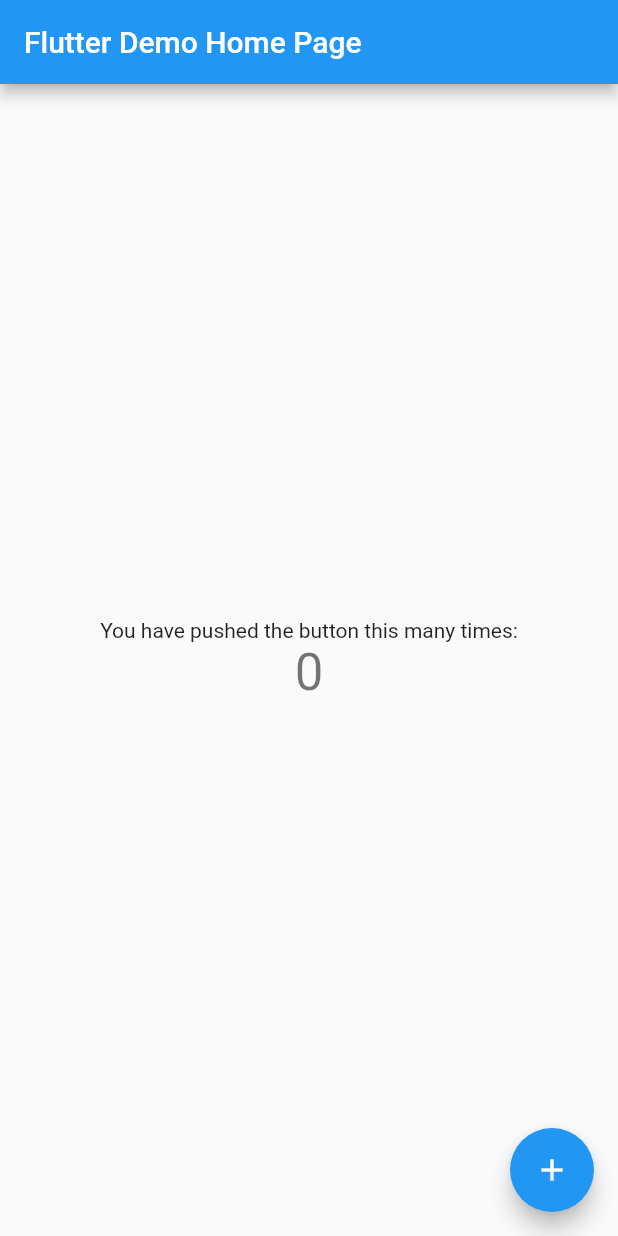
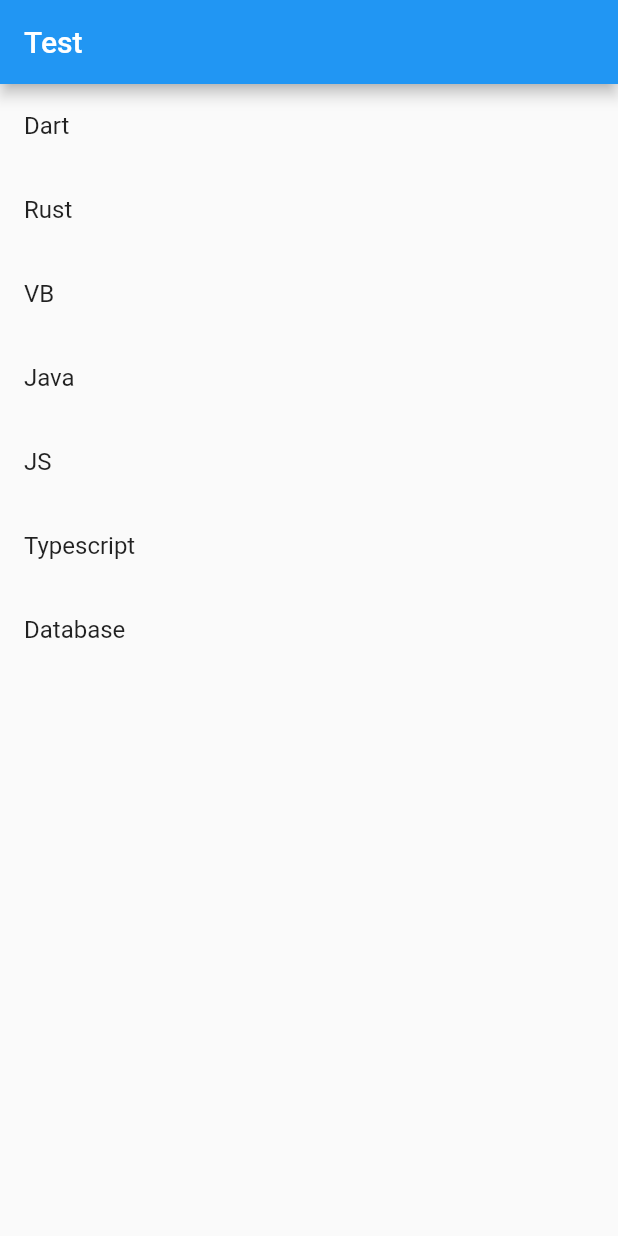
Before and after one commit to ltakato/flutter-study-duolingo-lucas-montano, a Flutter app: the screen it shows after launch, on a phone screen of 412 x 824 dp. Run offline on Flutter 3.47's test engine with Material 2 defaults, Android fonts, the phone set to English and light mode, and no system bars; our stand-ins replace flutter_mobx, mobx; generated files the repository leaves out were written again.

Commit message:
feat: list quest categories on list view

```diff
--- /dev/null
+++ b/lib/home/category_list_view.dart
@@ -0,0 +1,32 @@
+import 'package:flutter/material.dart';
+import 'package:flutter_mobx/flutter_mobx.dart';
+import 'package:learntech/stores/questcategory_store.dart';
+import 'package:provider/provider.dart';
+
+class QuestCategoryListView extends StatelessWidget {
+
+  QuestCategoryListView() : super();
+
+  @override
+  Widget build(BuildContext context) {
+    return Observer(
+      builder: (context) {
+        final categories =
+            Provider.of<QuestCategoryStore>(context).allCategories;
+
+        return ListView.builder(
+          itemCount: categories.length,
+          itemBuilder: (context, index) {
+            final category = categories[index];
+
+            return ListTile(
+              title: Observer(
+                builder: (context) => Text(category.description),
+              )
+            );
+          }
+        );
+      },
+    );
+  }
+}
--- /dev/null
+++ b/lib/home/home_screen.dart
@@ -0,0 +1,37 @@
+import 'package:flutter/material.dart';
+import 'package:flutter_mobx/flutter_mobx.dart';
+import 'package:learntech/home/category_list_view.dart';
+import 'package:learntech/stores/questcategory_store.dart';
+import 'package:mobx/mobx.dart';
+import 'package:provider/provider.dart';
+
+class HomeScreen extends StatefulWidget {
+  const HomeScreen();
+
+  @override
+  _HomeScreenState createState() => _HomeScreenState();
+}
+
+class _HomeScreenState extends State<HomeScreen> {
+  @override
+  Widget build(BuildContext context) {
+    return Scaffold(
+      appBar: AppBar(
+        title: Text("Test"),
+      ),
+      body: Observer(
+        builder: (context) {
+          final store = Provider.of<QuestCategoryStore>(context);
+
+          if (store.loader.status == FutureStatus.pending) {
+            return Center(
+              child: CircularProgressIndicator(),
+            );
+          }
+
+          return QuestCategoryListView();
+        }
+      )
+    );
+  }
+}
--- a/lib/main.dart
+++ b/lib/main.dart
@@ -1,65 +1,28 @@
 import 'package:flutter/material.dart';
+import 'package:learntech/home/home_screen.dart';
+import 'package:learntech/stores/questcategory_store.dart';
+import 'package:provider/provider.dart';
 
-void main() {
-  runApp(MyApp());
-}
+void main() => runApp(const MyApp());
 
 class MyApp extends StatelessWidget {
+  const MyApp();
+
   @override
   Widget build(BuildContext context) {
-    return MaterialApp(
-      title: 'Flutter Demo',
-      theme: ThemeData(
-        primarySwatch: Colors.blue,
-        visualDensity: VisualDensity.adaptivePlatformDensity,
-      ),
-      home: MyHomePage(title: 'Flutter Demo Home Page'),
+    return Provider<QuestCategoryStore>(
+      create: (_) {
+        final store = QuestCategoryStore();
+        store.init();
+        return store;
+      },
+      dispose: (_, store) => store.dispose(),
+      child: MaterialApp(
+        initialRoute: "/",
+        routes: {
+          "/": (context) => const HomeScreen(),
+        }
+      )
     );
   }
 }
-
-class MyHomePage extends StatefulWidget {
-  MyHomePage({Key key, this.title}) : super(key: key);
-  final String title;
-
-  @override
-  _MyHomePageState createState() => _MyHomePageState();
-}
-
-class _MyHomePageState extends State<MyHomePage> {
-  int _counter = 0;
-
-  void _incrementCounter() {
-    setState(() {
-      _counter++;
-    });
-  }
-
-  @override
-  Widget build(BuildContext context) {
-    return Scaffold(
-      appBar: AppBar(
-        title: Text(widget.title),
-      ),
-      body: Center(
-        child: Column(
-          mainAxisAlignment: MainAxisAlignment.center,
-          children: <Widget>[
-            Text(
-              'You have pushed the button this many times:',
-            ),
-            Text(
-              '$_counter',
-              style: Theme.of(context).textTheme.headline4,
-            ),
-          ],
-        ),
-      ),
-      floatingActionButton: FloatingActionButton(
-        onPressed: _incrementCounter,
-        tooltip: 'Increment',
-        child: Icon(Icons.add),
-      ), // This trailing comma makes auto-formatting nicer for build methods.
-    );
-  }
-}
--- a/pubspec.yaml
+++ b/pubspec.yaml
@@ -26,6 +26,7 @@ dependencies:
   mobx: ^1.2.1+2
   flutter_mobx: ^1.1.0+1
   mobx_codegen: ^1.1.0+1
+  provider: ^4.3.1
   uuid: ^2.2.0
 
   # The following adds the Cupertino Icons font to your application.
```
Also changed, not shown: pubspec.lock.
